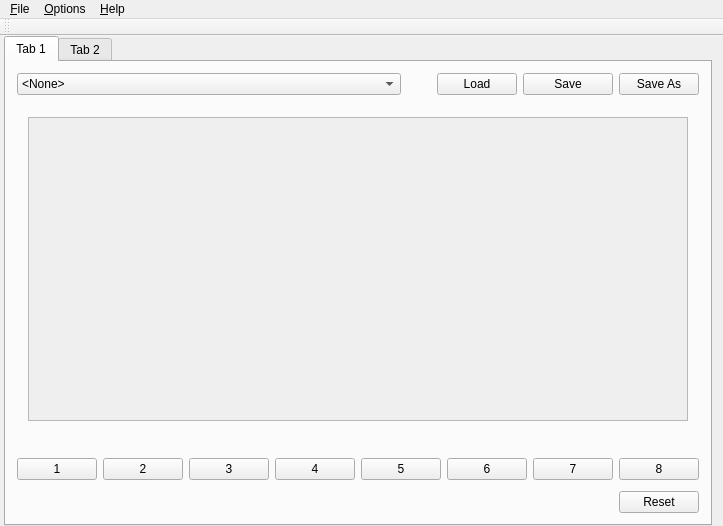
This is src/mainwindow.ui in AntiMicroX/antimicrox as Qt 5 draws it before an edit. The edited form follows.
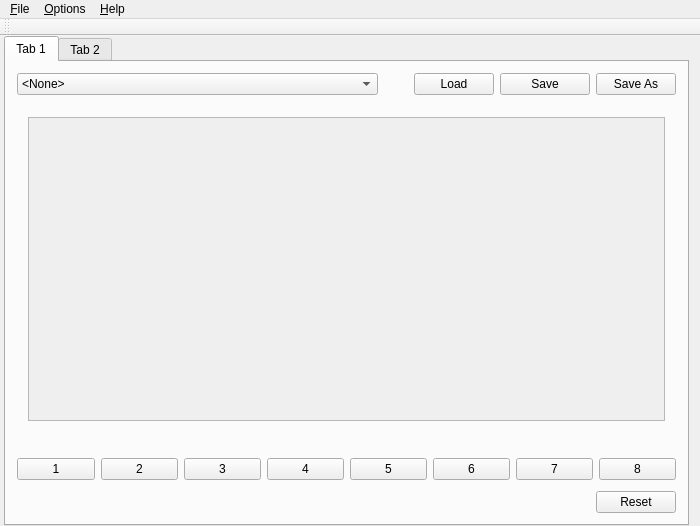
This is the edited form. Icons and pictures are not drawn.

Commit message: Updated translation files. Added more icons to interface.

```diff
--- a/src/mainwindow.ui
+++ b/src/mainwindow.ui
@@ -13,6 +13,12 @@
     <height>526</height>
    </rect>
   </property>
+  <property name="minimumSize">
+   <size>
+    <width>700</width>
+    <height>0</height>
+   </size>
+  </property>
   <property name="windowTitle">
    <string>AntiMicro</string>
   </property>
```
Left out of the diff: 12 changed lines with no effect on the pictures. The commit also changes 4 other files.
